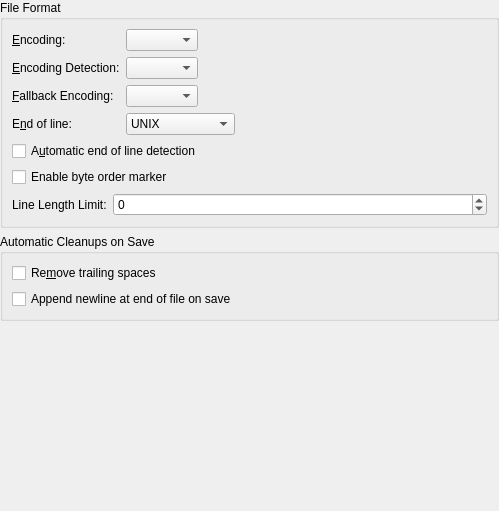
Before: the Qt Designer form part/dialogs/opensaveconfigwidget.ui in KDE/kate, drawn with Qt 5.
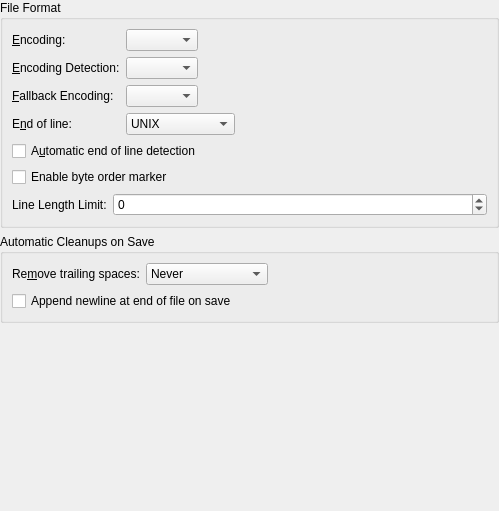
After: the same form once the commit is applied. Custom widgets are drawn as their Qt base class.

Commit message:
implement remove-trailing-spaces-on-save as combo box
options now are:
- Never
- Modified Lines
- Entire Document
This works now thanks to the Line Modification System. I.e. all lines,
that are were touched during editing (green or orange vertical bar), are
cleaned up. This now reflects the "remove trailing spaces while editing" option.

todo: implement better way in the modelines, while staying compatible if possible

```diff
--- a/part/dialogs/opensaveconfigwidget.ui
+++ b/part/dialogs/opensaveconfigwidget.ui
@@ -160,14 +160,56 @@
      </property>
      <layout class="QVBoxLayout">
       <item>
-       <widget class="QCheckBox" name="chkRemoveTrailingSpaces">
-        <property name="whatsThis">
-         <string>The editor will automatically eliminate extra spaces at the ends of lines of text while saving the file. This change is only visible after a save if you reload the file.</string>
-        </property>
-        <property name="text">
-         <string>Re&amp;move trailing spaces</string>
-        </property>
-       </widget>
+       <layout class="QHBoxLayout" name="horizontalLayout">
+        <item>
+         <widget class="QLabel" name="lblRemoveTrailingSpaces">
+          <property name="whatsThis">
+           <string>Depending on the choice, trailing spaces are removed when saving a document, either in the entire document or only of modified lines.</string>
+          </property>
+          <property name="text">
+           <string>Re&amp;move trailing spaces:</string>
+          </property>
+          <property name="buddy">
+           <cstring>cbRemoveTrailingSpaces</cstring>
+          </property>
+         </widget>
+        </item>
+        <item>
+         <widget class="QComboBox" name="cbRemoveTrailingSpaces">
+          <property name="whatsThis">
+           <string>Depending on the choice, trailing spaces are removed when saving a document, either in the entire document or only of modified lines.</string>
+          </property>
+          <item>
+           <property name="text">
+            <string>Never</string>
+           </property>
+          </item>
+          <item>
+           <property name="text">
+            <string>Modified Lines</string>
+           </property>
+          </item>
+          <item>
+           <property name="text">
+            <string>Entire Document</string>
+           </property>
+          </item>
+         </widget>
+        </item>
+        <item>
+         <spacer name="horizontalSpacer">
+          <property name="orientation">
+           <enum>Qt::Horizontal</enum>
+          </property>
+          <property name="sizeHint" stdset="0">
+           <size>
+            <width>40</width>
+            <height>20</height>
+           </size>
+          </property>
+         </spacer>
+        </item>
+       </layout>
       </item>
       <item>
        <widget class="QCheckBox" name="chkNewLineAtEof">
```
The commit also changes 11 other files.
